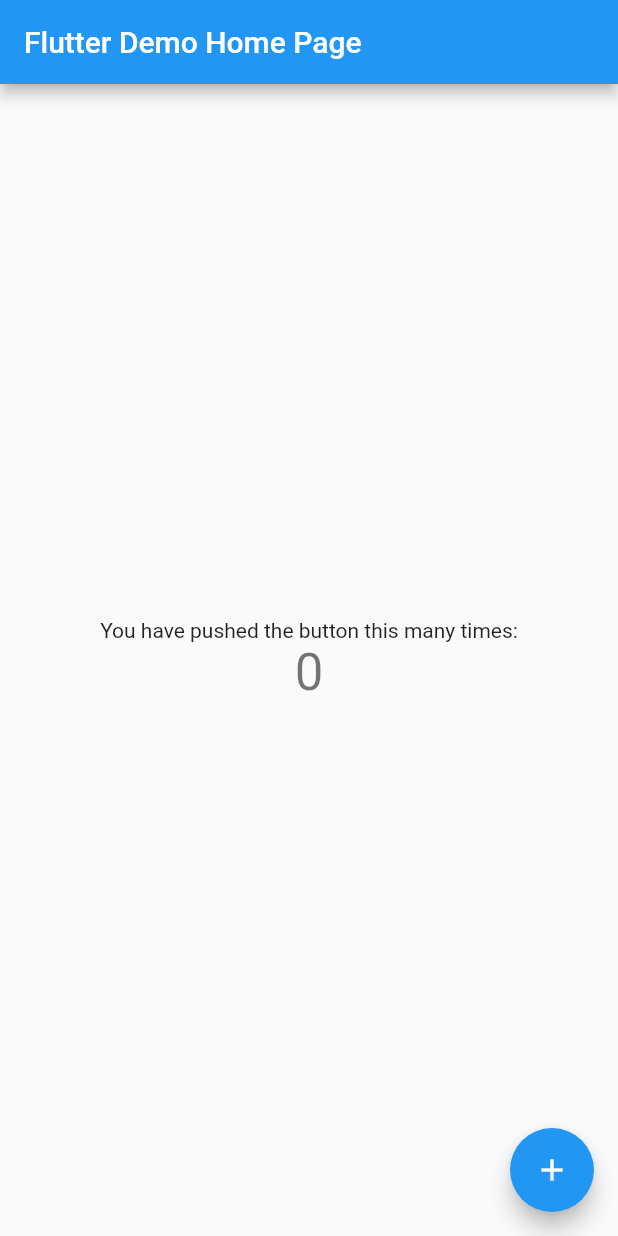
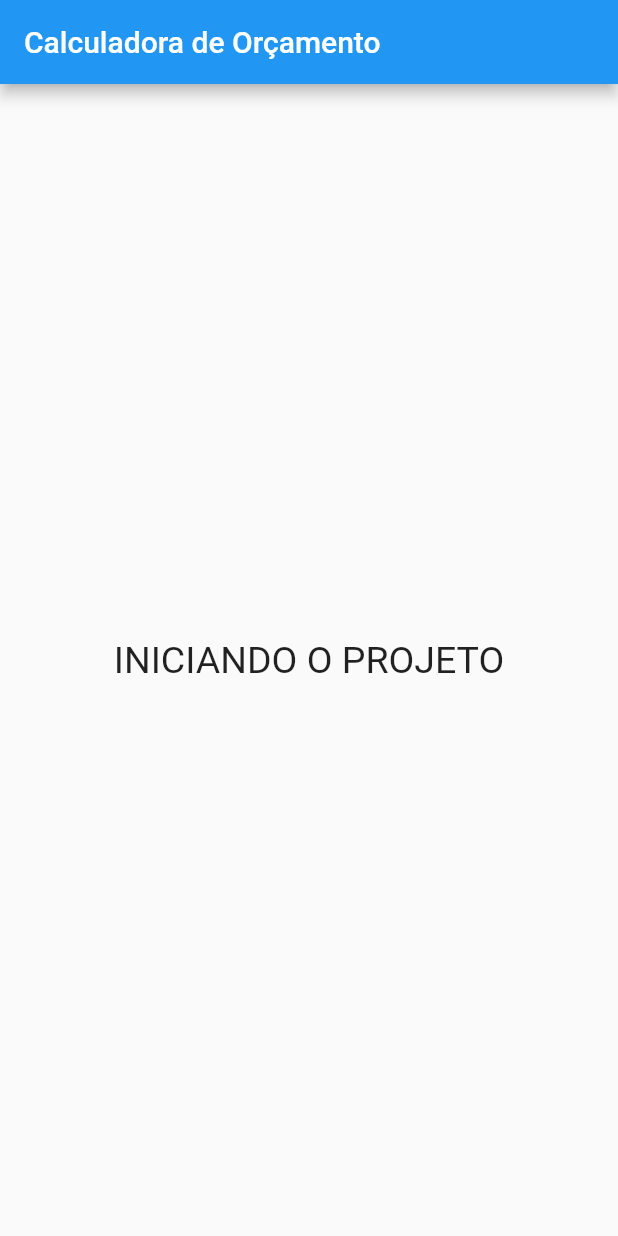
Before and after one commit to GianCarloRumachella/CalculadoraOrcamento, a Flutter app: the screen it shows after launch, on a phone screen of 412 x 824 dp. Run offline on Flutter 3.47's test engine with Material 2 defaults, Android fonts, the phone set to English and light mode, and no system bars.

```diff
--- /dev/null
+++ b/lib/Home.dart
@@ -0,0 +1,28 @@
+import 'package:flutter/material.dart';
+
+class Home extends StatefulWidget {
+  const Home({Key? key}) : super(key: key);
+
+  @override
+  _HomeState createState() => _HomeState();
+}
+
+class _HomeState extends State<Home> {
+  @override
+  Widget build(BuildContext context) {
+    return Scaffold(
+      appBar: AppBar(
+        title: Text("Calculadora de Orçamento"),
+      ),
+      body: Center(
+        child: Container(
+          padding: EdgeInsets.all(32),
+          child: Text(
+            "INICIANDO O PROJETO",
+            style: TextStyle(fontSize: 25),
+          ),
+        ),
+      ),
+    );
+  }
+}
--- a/lib/main.dart
+++ b/lib/main.dart
@@ -1,74 +1,8 @@
+import 'package:calc_orcamento/Home.dart';
 import 'package:flutter/material.dart';
 
 void main() {
-  runApp(MyApp());
+  runApp(MaterialApp(
+    home: Home(),
+  ));
 }
-
-class MyApp extends StatelessWidget {
-
-  @override
-  Widget build(BuildContext context) {
-    return MaterialApp(
-      title: 'Flutter Demo',
-      theme: ThemeData(
-
-        primarySwatch: Colors.blue,
-      ),
-      home: MyHomePage(title: 'Flutter Demo Home Page'),
-    );
-  }
-}
-
-class MyHomePage extends StatefulWidget {
-  MyHomePage({Key key, this.title}) : super(key: key);
-
-
-
-  final String title;
-
-  @override
-  _MyHomePageState createState() => _MyHomePageState();
-}
-
-class _MyHomePageState extends State<MyHomePage> {
-  int _counter = 0;
-
-  void _incrementCounter() {
-    setState(() {
-
-      _counter++;
-    });
-  }
-
-  @override
-  Widget build(BuildContext context) {
-
-    return Scaffold(
-      appBar: AppBar(
-
-        title: Text(widget.title),
-      ),
-      body: Center(
-
-        child: Column(
-
-          mainAxisAlignment: MainAxisAlignment.center,
-          children: <Widget>[
-            Text(
-              'You have pushed the button this many times:',
-            ),
-            Text(
-              '$_counter',
-              style: Theme.of(context).textTheme.headline4,
-            ),
-          ],
-        ),
-      ),
-      floatingActionButton: FloatingActionButton(
-        onPressed: _incrementCounter,
-        tooltip: 'Increment',
-        child: Icon(Icons.add),
-      ),
-    );
-  }
-}
```
Also changed, not shown: pubspec.yaml (+6 -11 lines), pubspec.lock, 3 other files.
